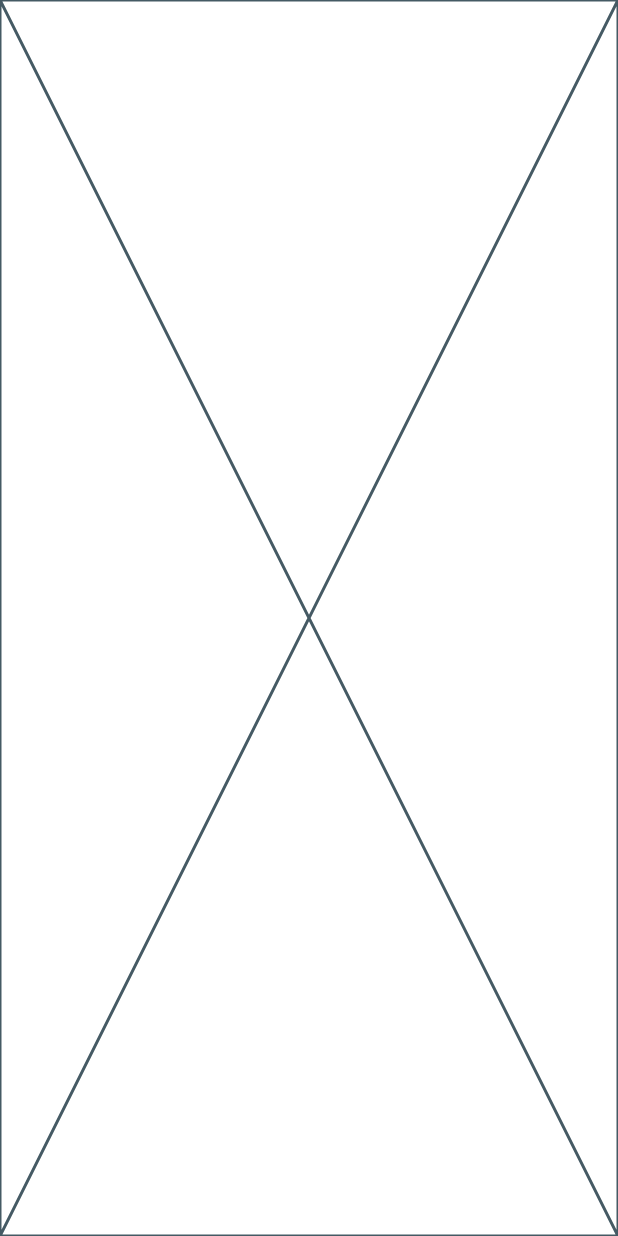
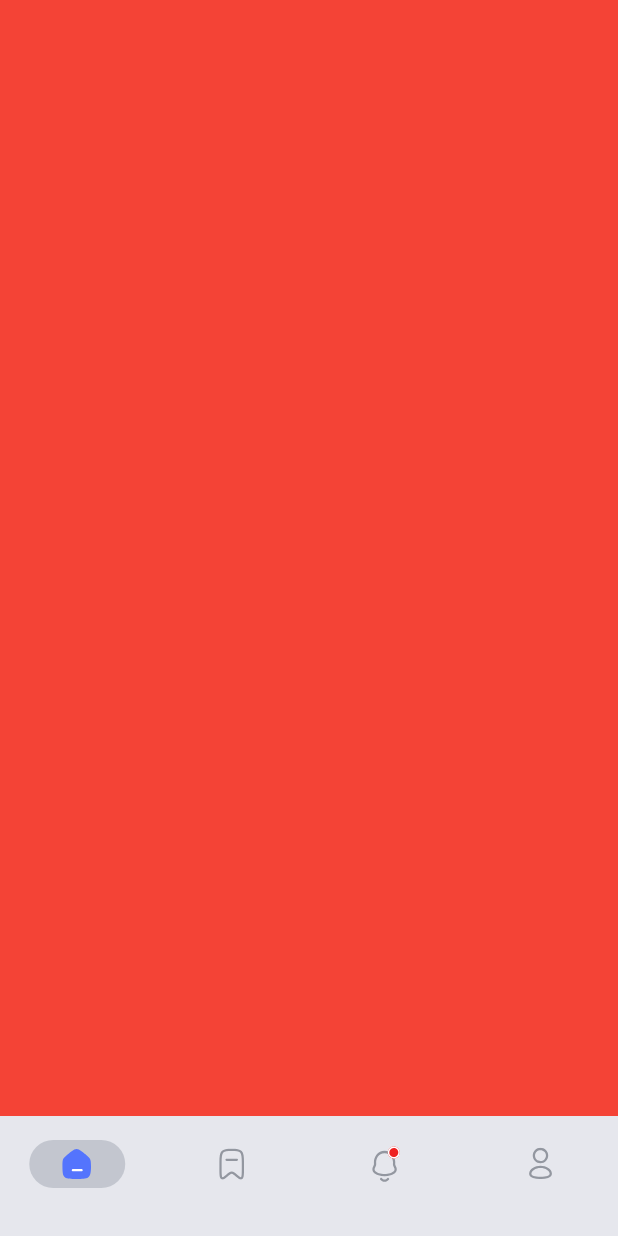
Before and after one commit to gjake122221/travel_news_app, a Flutter app: the screen it shows after launch, on a phone screen of 412 x 824 dp. Run offline on Flutter 3.47's test engine with Material 2 defaults, Android fonts, the phone set to English and light mode, and no system bars; our stand-ins replace flutter_svg.

```diff
--- a/lib/data/LocalData.dart
+++ b/lib/data/LocalData.dart
@@ -0,0 +1,7 @@
+import 'package:flutter/material.dart';
+import 'package:flutter_svg/flutter_svg.dart';
+
+class DataSets {
+  Widget getImages(imageName) =>
+      SvgPicture.asset('assets/images/$imageName.svg');
+}
--- a/lib/main.dart
+++ b/lib/main.dart
@@ -17,6 +17,7 @@ class MainApp extends StatelessWidget {
       create: (context) => AppState(),
       child: MaterialApp(
         title: 'Travel News App',
+        debugShowCheckedModeBanner: false,
         theme: ThemeData(
           colorScheme: ColorScheme.fromSeed(
             seedColor: Colors.blue,
--- a/lib/pages/HomePage.dart
+++ b/lib/pages/HomePage.dart
@@ -1,10 +1,76 @@
 import 'package:flutter/material.dart';
 
-class HomePage extends StatelessWidget {
+import '../data/LocalData.dart';
+
+class HomePage extends StatefulWidget {
   const HomePage({super.key});
 
   @override
+  State<HomePage> createState() => _HomePageState();
+}
+
+class _HomePageState extends State<HomePage> {
+  int currentPageIndex = 0;
+  @override
   Widget build(BuildContext context) {
-    return Placeholder();
+    var widthofcontext = MediaQuery.of(context).size.width;
+    var heightofcontext = MediaQuery.of(context).size.height;
+    var getdata = DataSets();
+    return SafeArea(
+      child: Scaffold(
+        bottomNavigationBar: NavigationBar(
+          onDestinationSelected: (int value) {
+            setState(() {
+              currentPageIndex = value;
+            });
+          },
+          selectedIndex: currentPageIndex,
+          destinations: [
+            NavigationDestination(
+              icon: getdata.getImages('home_unselected_icon'),
+              selectedIcon: getdata.getImages('home_selected_icon'),
+              label: '',
+            ),
+            NavigationDestination(
+              icon: getdata.getImages('bookmark_unselected_icon'),
+              selectedIcon: getdata.getImages('bookmark_selected_icon'),
+              label: '',
+            ),
+            NavigationDestination(
+              icon: getdata.getImages('notification_unselected_icon'),
+              selectedIcon: getdata.getImages('notification_selected_icon'),
+              label: '',
+            ),
+            NavigationDestination(
+              icon: getdata.getImages('profile_unselected_icon'),
+              selectedIcon: getdata.getImages('profile_selected_icon'),
+              label: '',
+            ),
+          ],
+        ),
+        body: <Widget>[
+          Container(
+            width: widthofcontext,
+            height: heightofcontext,
+            color: Colors.red,
+          ),
+          Container(
+            width: widthofcontext,
+            height: heightofcontext,
+            color: Colors.blue,
+          ),
+          Container(
+            width: widthofcontext,
+            height: heightofcontext,
+            color: Colors.amber,
+          ),
+          Container(
+            width: widthofcontext,
+            height: heightofcontext,
+            color: Colors.orange,
+          ),
+        ][currentPageIndex],
+      ),
+    );
   }
 }
```
